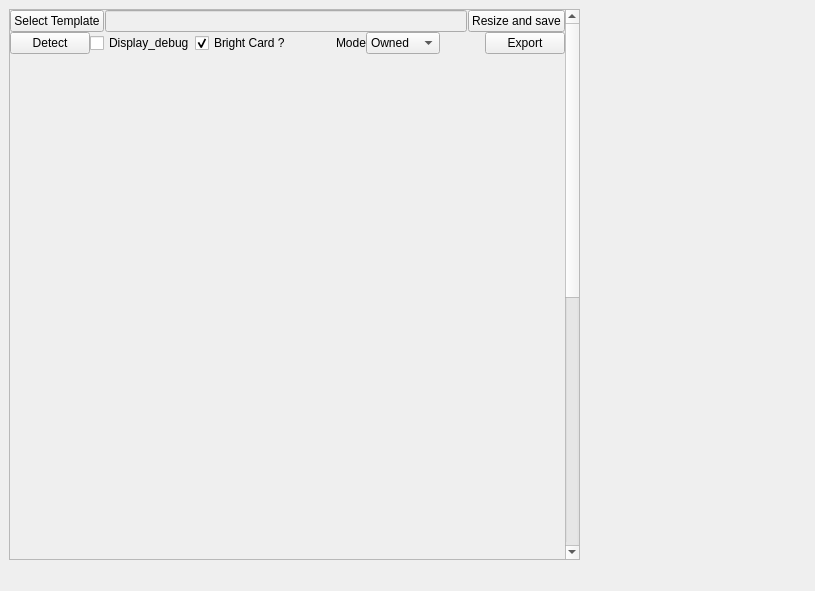
Before: the Qt Designer form form.ui in AuroreBo/CollectionTemplateManager, drawn with Qt 5.
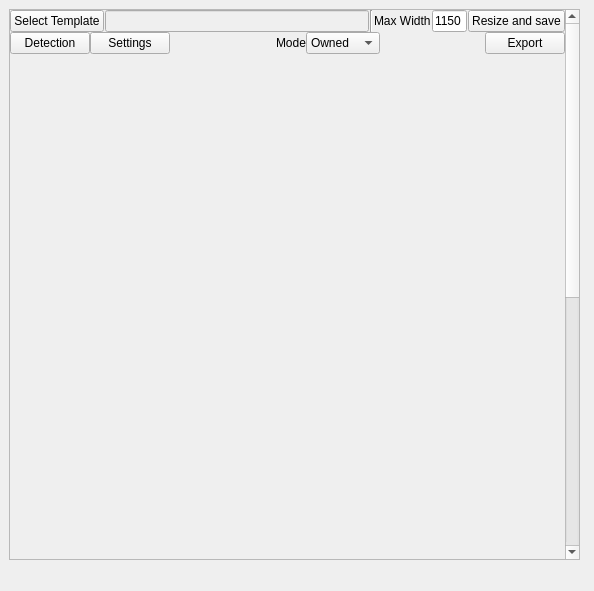
After: the same form once the commit is applied.

Commit message: detection settings window / add max-width for resizing

Patch:
```diff
--- a/form.ui
+++ b/form.ui
@@ -6,7 +6,7 @@
    <rect>
     <x>0</x>
     <y>0</y>
-    <width>815</width>
+    <width>594</width>
     <height>591</height>
    </rect>
   </property>
@@ -71,6 +71,45 @@
            </property>
           </widget>
          </item>
+         <item>
+          <widget class="Line" name="line">
+           <property name="orientation">
+            <enum>Qt::Vertical</enum>
+           </property>
+          </widget>
+         </item>
+         <item>
+          <widget class="QLabel" name="max_width_label">
+           <property name="text">
+            <string>Max Width</string>
+           </property>
+          </widget>
+         </item>
+         <item>
+          <widget class="QLineEdit" name="max_width_lineEdit">
+           <property name="sizePolicy">
+            <sizepolicy hsizetype="Maximum" vsizetype="Fixed">
+             <horstretch>0</horstretch>
+             <verstretch>0</verstretch>
+            </sizepolicy>
+           </property>
+           <property name="minimumSize">
+            <size>
+             <width>0</width>
+             <height>0</height>
+            </size>
+           </property>
+           <property name="maximumSize">
+            <size>
+             <width>35</width>
+             <height>16777215</height>
+            </size>
+           </property>
+           <property name="text">
+            <string>1150</string>
+           </property>
+          </widget>
+         </item>
          <item>
           <widget class="QPushButton" name="resize_button">
            <property name="text">
@@ -85,27 +124,14 @@
          <item>
           <widget class="QPushButton" name="detect_button">
            <property name="text">
-            <string>Detect</string>
+            <string>Detection</string>
            </property>
           </widget>
          </item>
          <item>
-          <widget class="QCheckBox" name="debug_checkBox">
+          <widget class="QPushButton" name="open_settings_button">
            <property name="text">
-            <string>Display_debug</string>
-           </property>
-          </widget>
-         </item>
-         <item>
-          <widget class="QCheckBox" name="cardtype_checkBox">
-           <property name="text">
-            <string>Bright Card ?</string>
-           </property>
-           <property name="checked">
-            <bool>true</bool>
-           </property>
-           <property name="tristate">
-            <bool>false</bool>
+            <string>Settings</string>
            </property>
           </widget>
          </item>
```
Left out of the diff: 2 changed lines with no effect on the pictures. The commit also changes 6 other files.
